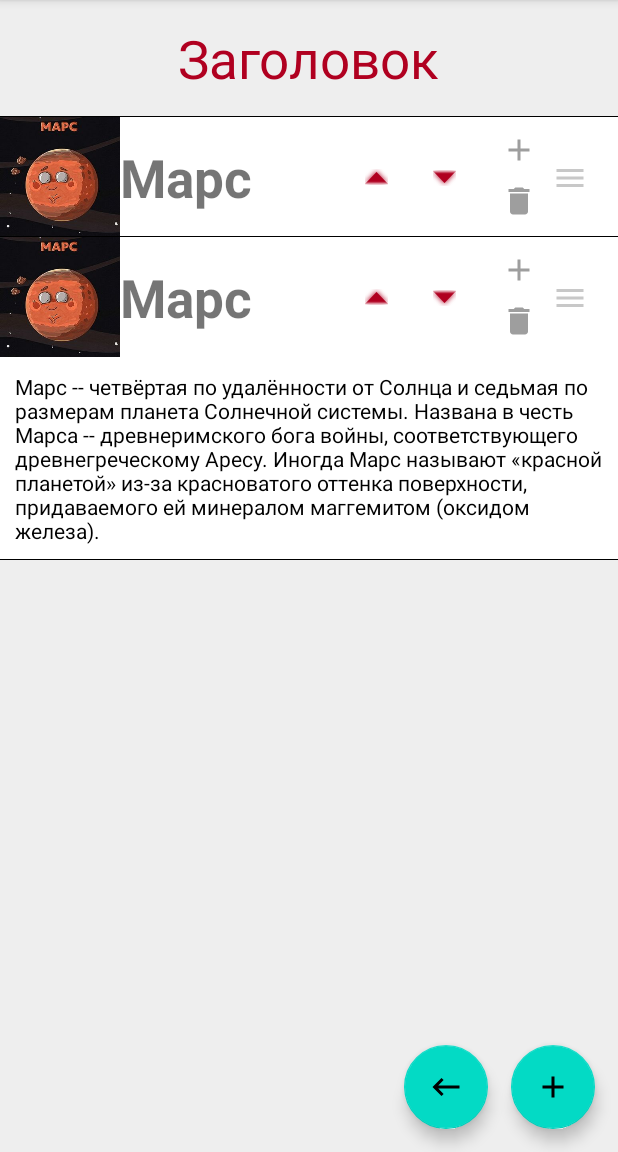
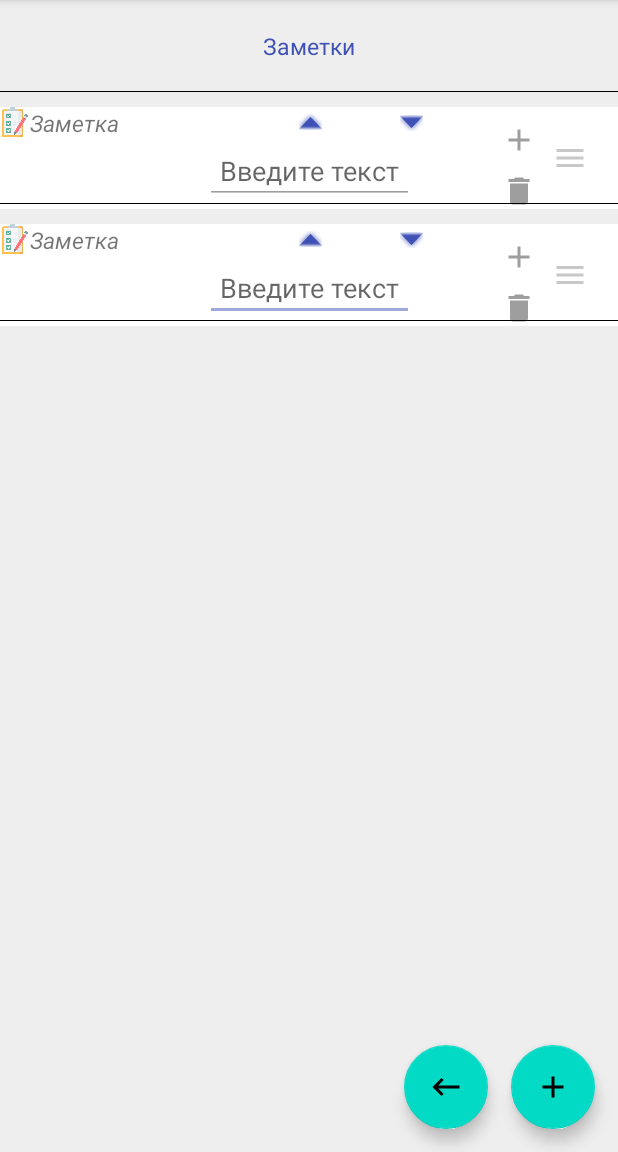
Before and after one commit to Tati1909/MaterialDesign, an Android app: the RecyclerActivity screen opened directly, with no data from a screen before it, after a tap on an icon or button, on a phone screen of 412 x 824 dp, the part 84-1236 px from its top. Run offline under Robolectric (Android 15) with nearby library versions, the phone set to English and light mode, and no system bars; 2 other taps on this screen came first.

Commit message:
Добавила экран с заметками. Их можно редактировать, перемещать и смахивать.

```diff
--- a/app/src/main/java/com/example/materialdesign/view/recycler/RecyclerActivity.kt
+++ b/app/src/main/java/com/example/materialdesign/view/recycler/RecyclerActivity.kt
@@ -23,23 +23,23 @@ class RecyclerActivity : AppCompatActivity() {
         binding = ActivityRecyclerBinding.inflate(layoutInflater)
         setContentView(binding.root)
 
-       // _binding = FragmentSettingsBinding.inflate(inflater, container, false)
+        //создали список из 2 элементов(заголовка и элемента Марс
+        val dataRecycler = arrayListOf(
+            Pair(DataRecycler(1, "Note", "Покормить кота!!!"), false)
+        )
 
-
-        //создали список из 2 элементов(заголовка и элемента Марс
-        val data = arrayListOf(
-            Pair(DataRecycler(1,"Mars", ""), false))
-
-        data.add(0, Pair(DataRecycler(0,"Header"), false))
+        dataRecycler.add(0, Pair(DataRecycler(0, "Header"), false))
 
         adapter = RecyclerActivityAdapter(
             object : RecyclerActivityAdapter.OnListItemClickListener {
                 override fun onItemClick(dataItemClick: DataRecycler) {
-                    Toast.makeText(this@RecyclerActivity, dataItemClick.someText,
-                        Toast.LENGTH_SHORT).show()
+                    Toast.makeText(
+                        this@RecyclerActivity, dataItemClick.someText,
+                        Toast.LENGTH_SHORT
+                    ).show()
                 }
             },
-            data,
+            dataRecycler,
             object : OnStartDragListener {
                 override fun onStartDrag(viewHolder: RecyclerView.ViewHolder) {
                     itemTouchHelper.startDrag(viewHolder)
@@ -48,7 +48,8 @@ class RecyclerActivity : AppCompatActivity() {
         )
 
         binding.recyclerView.adapter = adapter
-        binding.recyclerActivityFAB.setOnClickListener { adapter.appendItem() }
+        //
+        binding.recyclerActivityAddNoteFAB.setOnClickListener { adapter.appendItem() }
 
         //применятся для смахивания и перетаскивания элементов списка
         itemTouchHelper = ItemTouchHelper(ItemTouchHelperCallback(adapter))
@@ -70,21 +71,15 @@ class RecyclerActivity : AppCompatActivity() {
         return when (instanceNumber) {
             false -> listOf(
                 Pair(DataRecycler(0, "Header"), false),
-                Pair(DataRecycler(1, "Mars", ""), false),
-                Pair(DataRecycler(2, "Mars", ""), false),
-                Pair(DataRecycler(3, "Mars", ""), false),
-                Pair(DataRecycler(4, "Mars", ""), false),
-                Pair(DataRecycler(5, "Mars", ""), false),
-                Pair(DataRecycler(6, "Mars", ""), false)
+                Pair(DataRecycler(1, "Note", ""), false),
+                Pair(DataRecycler(2, "Note", ""), false),
+                Pair(DataRecycler(3, "Note", ""), false)
             )
             true -> listOf(
                 Pair(DataRecycler(0, "Header"), false),
-                Pair(DataRecycler(1, "Mars", ""), false),
-                Pair(DataRecycler(2, "Earth", "Earth"), false),
-                Pair(DataRecycler(3, "Mars", ""), false),
-                Pair(DataRecycler(4, "Neptune", ""), false),
-                Pair(DataRecycler(5, "Earth", "Earth"), false),
-                Pair(DataRecycler(6, "Mars", ""), false)
+                Pair(DataRecycler(1, "Note", "Покормить кота"), false),
+                Pair(DataRecycler(2, "Note", "Приготовить макарики"), false),
+                Pair(DataRecycler(3, "Note", "Сходить в магазин"), false)
             )
         }
     }
--- a/app/src/main/java/com/example/materialdesign/view/recycler/RecyclerActivityAdapter.kt
+++ b/app/src/main/java/com/example/materialdesign/view/recycler/RecyclerActivityAdapter.kt
@@ -6,6 +6,7 @@ import android.view.LayoutInflater
 import android.view.MotionEvent
 import android.view.View
 import android.view.ViewGroup
+import android.widget.EditText
 import android.widget.ImageView
 import android.widget.TextView
 import androidx.recyclerview.widget.DiffUtil
@@ -22,19 +23,14 @@ class RecyclerActivityAdapter(
 ) : RecyclerView.Adapter<BaseViewHolder>(), ItemTouchHelperAdapter {
 
     //viewType получаем из метода getItemViewType
-    //у нас 3 ViewHolder, но все они наследуются от BaseViewHolder
+    //у нас 2 ViewHolder, но все они наследуются от BaseViewHolder
     override fun onCreateViewHolder(parent: ViewGroup, viewType: Int): BaseViewHolder {
         val inflater = LayoutInflater.from(parent.context)
 
         return when (viewType) {
-            TYPE_EARTH -> EarthViewHolder(
+            TYPE_NOTE -> NoteViewHolder(
                 inflater.inflate(
-                    R.layout.activity_recycler_item_earth, parent, false
-                ) as View
-            )
-            TYPE_MARS -> MarsViewHolder(
-                inflater.inflate(
-                    R.layout.activity_recycler_item_mars, parent, false
+                    R.layout.activity_recycler_item_note, parent, false
                 ) as View
             )
             else -> HeaderViewHolder(
@@ -55,7 +51,7 @@ class RecyclerActivityAdapter(
         holder: BaseViewHolder,
         position: Int,
         //paylods - это та часть данных холдера, которая изменилась(например сообщение:
-        //автор,дата одинаковые, а сама часть сообщения изменилась)б\, т е содержит какие-то точечные изменения
+        //автор,дата одинаковые, а сама часть сообщения изменилась), т е содержит какие-то точечные изменения
         payloads: MutableList<Any>
     ) {
         if (payloads.isEmpty())
@@ -68,7 +64,7 @@ class RecyclerActivityAdapter(
             //если основной текст нового списка не совпадает с основным текстом старого,
             //то устанавливаем новый текст
             if (newData.first.someText != oldData.first.someText) {
-                holder.itemView.findViewById<TextView>(R.id.marsTextView).text =
+                holder.itemView.findViewById<TextView>(R.id.noteSomeTextView).text =
                     newData.first.someText
             }
         }
@@ -86,10 +82,10 @@ class RecyclerActivityAdapter(
             //1 элемент - это наш заголовок
             position == 0 -> TYPE_HEADER
 
-            //если описания нет или оно пустое, значит, элемент относится к типу «Марс»
-            dataRecycler[position].first.someDescription.isNullOrBlank() -> TYPE_MARS
+            //если описания нет или оно пустое, значит, элемент относится к типу «Note»
+            dataRecycler[position].first.someDescription.isNullOrBlank() -> TYPE_NOTE
 
-            else -> TYPE_EARTH
+            else -> TYPE_NOTE
         }
     }
 
@@ -122,7 +118,7 @@ class RecyclerActivityAdapter(
     }
 
     //метод генерации нового элемента
-    private fun generateItem() = Pair(DataRecycler(1, "Mars", ""), false)
+    private fun generateItem() = Pair(DataRecycler(1, "Note", ""), false)
 
     //DiffUtilCallback помогает нам понять изменились наши данные в списке или нет
 
@@ -167,24 +163,12 @@ class RecyclerActivityAdapter(
         }
     }
 
-    inner class EarthViewHolder(view: View) : BaseViewHolder(view) {
-        override fun bind(dataItem: Pair<DataRecycler, Boolean>) {
-            if (layoutPosition != RecyclerView.NO_POSITION) {
-                itemView.findViewById<TextView>(R.id.descriptionTextView).text =
-                    dataItem.first.someDescription
-                itemView.findViewById<ImageView>(R.id.wikiImageView).setOnClickListener {
-                    onListItemClickListener.onItemClick(dataItem.first)
-                }
-            }
-        }
-    }
-
-    inner class MarsViewHolder(view: View) : BaseViewHolder(view), ItemTouchHelperViewHolder {
+    inner class NoteViewHolder(view: View) : BaseViewHolder(view), ItemTouchHelperViewHolder {
 
         @SuppressLint("ClickableViewAccessibility")
         override fun bind(dataItem: Pair<DataRecycler, Boolean>) {
 
-            itemView.findViewById<ImageView>(R.id.marsImageView).setOnClickListener {
+            itemView.findViewById<ImageView>(R.id.noteImageView).setOnClickListener {
                 onListItemClickListener.onItemClick(dataItem.first)
             }
             itemView.findViewById<ImageView>(R.id.addItemImageView).setOnClickListener { addItem() }
@@ -192,11 +176,14 @@ class RecyclerActivityAdapter(
                 .setOnClickListener { removeItem() }
             itemView.findViewById<ImageView>(R.id.moveItemDown).setOnClickListener { moveDown() }
             itemView.findViewById<ImageView>(R.id.moveItemUp).setOnClickListener { moveUp() }
-            itemView.findViewById<TextView>(R.id.marsDescriptionTextView).visibility =
-                if (dataItem.second) View.VISIBLE else View.GONE
+            //itemView.findViewById<TextView>(R.id.noteDescriptionTextView).visibility =
+            //  if (dataItem.second) View.VISIBLE else View.GONE
+            itemView.findViewById<EditText>(R.id.noteDescriptionTextView)
+                .setOnClickListener { toggleText() }
             //По нажатию на основной текст (MARS) мы изменяем данные в элементе массива и обновляем конкретный
             //элемент через метод toggleText, который пересоздаёт этот элемент, вызывая метод bind.
-            itemView.findViewById<TextView>(R.id.marsTextView).setOnClickListener { toggleText() }
+            itemView.findViewById<TextView>(R.id.noteSomeTextView)
+                .setOnClickListener { toggleText() }
             //наш бургер, за который мы перетаскиваем элемент
             itemView.findViewById<ImageView>(R.id.dragHandleImageView)
                 .setOnTouchListener { _, event ->
@@ -249,10 +236,8 @@ class RecyclerActivityAdapter(
             }
         }
 
-        //По нажатию на основной текст МАРС мы изменяем данные в элементе массива и обновляем конкретный
+        //По нажатию на основной текст ЗАМЕТКА мы изменяем данные в элементе массива и обновляем конкретный
         //элемент через метод notifyItemChanged(), который пересоздаёт этот элемент, вызывая метод bind
-        //В процессе обновления или первичной загрузки устанавливаем видимость дополнительного
-        //текста в зависимости от параметра, который лежит в Pair.
         private fun toggleText() {
             dataRecycler[layoutPosition] = dataRecycler[layoutPosition].let {
                 it.first to !it.second
@@ -275,8 +260,6 @@ class RecyclerActivityAdapter(
         override fun bind(dataItem: Pair<DataRecycler, Boolean>) {
             itemView.setOnClickListener {
                 onListItemClickListener.onItemClick(dataItem.first)
-                //data[1] = Pair(Data("Jupiter", ""), false)
-                // notifyItemChanged(1, Pair(Data("", ""), false))
             }
         }
     }
@@ -290,15 +273,14 @@ class RecyclerActivityAdapter(
 
     //константы для разных типов элементов в списке
     companion object {
-        private const val TYPE_EARTH = 0
-        private const val TYPE_MARS = 1
-        private const val TYPE_HEADER = 2
+        private const val TYPE_NOTE = 0
+        private const val TYPE_HEADER = 1
     }
 }
 
 data class DataRecycler(
     val id: Int = 0,
-    //основной текст холдера(Марс, Юпитер, Земля)
+    //основной текст холдера(Заметка)
     val someText: String = "Text",
     val someDescription: String? = "Description"
 )
--- a/app/src/main/res/layout/activity_recycler.xml
+++ b/app/src/main/res/layout/activity_recycler.xml
@@ -16,7 +16,7 @@
         app:layout_constraintTop_toTopOf="parent" />
 
     <com.google.android.material.floatingactionbutton.FloatingActionButton
-        android:id="@+id/recyclerActivityFAB"
+        android:id="@+id/recyclerActivityAddNoteFAB"
         android:layout_width="wrap_content"
         android:layout_height="wrap_content"
         android:layout_margin="15dp"
@@ -31,5 +31,5 @@
         android:layout_margin="15dp"
         android:src="@drawable/ic_back_fab"
         app:layout_constraintBottom_toBottomOf="parent"
-        app:layout_constraintEnd_toStartOf="@+id/recyclerActivityFAB" />
+        app:layout_constraintEnd_toStartOf="@+id/recyclerActivityAddNoteFAB" />
 </androidx.constraintlayout.widget.ConstraintLayout>
--- a/app/src/main/res/layout/activity_recycler_item_header.xml
+++ b/app/src/main/res/layout/activity_recycler_item_header.xml
@@ -8,10 +8,10 @@
         android:id="@+id/header"
         android:layout_width="wrap_content"
         android:layout_height="wrap_content"
-        android:padding="15dp"
-        android:text="Заголовок"
-        android:textColor="@color/design_default_color_error"
-        android:textSize="35sp"
+        android:padding="@dimen/margin_small_XX"
+        android:text="@string/notes"
+        android:textColor="@color/colorAccent"
+        android:textSize="@dimen/text_size_small_XX"
         app:layout_constraintEnd_toEndOf="parent"
         app:layout_constraintStart_toStartOf="parent"
         app:layout_constraintTop_toTopOf="parent" />
--- a/app/src/main/res/layout/activity_recycler_item_mars.xml
+++ b/app/src/main/res/layout/activity_recycler_item_note.xml
@@ -5,38 +5,39 @@
     android:id="@+id/itemContainer"
     android:background="@android:color/white"
     android:layout_width="match_parent"
-    android:layout_height="wrap_content">
+    android:layout_height="wrap_content"
+    android:layout_marginTop="@dimen/margin_small">
 
     <androidx.appcompat.widget.AppCompatImageView
-        android:id="@+id/marsImageView"
-        android:layout_width="@dimen/image_item_recycler_mars"
-        android:layout_height="@dimen/image_item_recycler_mars"
+        android:id="@+id/noteImageView"
+        android:layout_width="@dimen/margin_small_XX"
+        android:layout_height="@dimen/margin_small_XX"
         app:layout_constraintStart_toStartOf="parent"
         app:layout_constraintTop_toTopOf="parent"
-        app:srcCompat="@drawable/mars" />
+        app:srcCompat="@drawable/ic_checklist" />
 
     <androidx.appcompat.widget.AppCompatTextView
-        android:id="@+id/marsTextView"
+        android:id="@+id/noteSomeTextView"
         android:layout_width="wrap_content"
         android:layout_height="wrap_content"
-        android:text="Марс"
-        android:textSize="@dimen/text_size_item_title"
-        android:textStyle="bold"
-        app:layout_constraintBottom_toBottomOf="@+id/marsImageView"
-        app:layout_constraintStart_toEndOf="@+id/marsImageView"
-        app:layout_constraintTop_toTopOf="@+id/marsImageView" />
+        android:text="Заметка"
+        android:textSize="@dimen/text_size_small_XX"
+        android:textStyle="italic"
+        app:layout_constraintBottom_toBottomOf="@+id/noteImageView"
+        app:layout_constraintStart_toEndOf="@+id/noteImageView"
+        app:layout_constraintTop_toTopOf="@+id/noteImageView" />
 
-    <androidx.appcompat.widget.AppCompatTextView
-        android:id="@+id/marsDescriptionTextView"
+    <androidx.appcompat.widget.AppCompatEditText
+        android:id="@+id/noteDescriptionTextView"
         android:layout_width="wrap_content"
         android:layout_height="wrap_content"
         android:padding="@dimen/margin_small"
-        android:text="@string/mars_description"
+        android:hint="@string/write_a_description"
         android:textColor="@color/color_view_line"
-        android:visibility="gone"
+        android:visibility="visible"
         app:layout_constraintEnd_toEndOf="parent"
         app:layout_constraintStart_toStartOf="parent"
-        app:layout_constraintTop_toBottomOf="@+id/marsImageView"
+        app:layout_constraintTop_toBottomOf="@+id/noteImageView"
         tools:visibility="visible" />
 
     <androidx.appcompat.widget.AppCompatImageView
@@ -44,11 +45,11 @@
         android:layout_width="wrap_content"
         android:layout_height="wrap_content"
         android:layout_margin="@dimen/margin_small"
-        android:tint="@color/design_default_color_error"
-        app:layout_constraintBottom_toBottomOf="@+id/marsTextView"
+        android:tint="@color/colorAccent"
+        app:layout_constraintBottom_toBottomOf="@+id/noteSomeTextView"
         app:layout_constraintEnd_toStartOf="@+id/addItemImageView"
-        app:layout_constraintStart_toEndOf="@+id/marsTextView"
-        app:layout_constraintTop_toTopOf="@+id/marsTextView"
+        app:layout_constraintStart_toEndOf="@+id/noteSomeTextView"
+        app:layout_constraintTop_toTopOf="@+id/noteSomeTextView"
         app:srcCompat="@android:drawable/arrow_up_float" />
 
     <androidx.appcompat.widget.AppCompatImageView
@@ -56,11 +57,11 @@
         android:layout_width="wrap_content"
         android:layout_height="wrap_content"
         android:layout_margin="@dimen/margin_small"
-        android:tint="@color/design_default_color_error"
-        app:layout_constraintBottom_toBottomOf="@+id/marsTextView"
+        android:tint="@color/colorAccent"
+        app:layout_constraintBottom_toBottomOf="@+id/noteSomeTextView"
         app:layout_constraintEnd_toStartOf="@+id/addItemImageView"
         app:layout_constraintStart_toEndOf="@+id/moveItemUp"
-        app:layout_constraintTop_toTopOf="@+id/marsTextView"
+        app:layout_constraintTop_toTopOf="@+id/noteSomeTextView"
         app:srcCompat="@android:drawable/arrow_down_float" />
 
     <androidx.appcompat.widget.AppCompatImageView
@@ -88,15 +89,15 @@
         android:layout_height="wrap_content"
         android:layout_margin="@dimen/margin_small_XX"
         android:tint="@color/cardview_shadow_start_color"
-        app:layout_constraintBottom_toBottomOf="@+id/marsTextView"
+        app:layout_constraintBottom_toBottomOf="parent"
         app:layout_constraintEnd_toEndOf="parent"
-        app:layout_constraintTop_toTopOf="@+id/marsTextView"
+        app:layout_constraintTop_toTopOf="@+id/noteSomeTextView"
         app:srcCompat="@drawable/ic_hamburger_menu_bottom_bar" />
 
     <View
         android:layout_width="match_parent"
         android:layout_height="1px"
         android:background="@color/color_view_line"
-        app:layout_constraintBottom_toBottomOf="@+id/marsDescriptionTextView"
+        app:layout_constraintBottom_toBottomOf="@+id/noteDescriptionTextView"
         app:layout_constraintStart_toStartOf="parent" />
 </androidx.constraintlayout.widget.ConstraintLayout>
--- a/app/src/main/res/values/dimens.xml
+++ b/app/src/main/res/values/dimens.xml
@@ -3,10 +3,10 @@
     <dimen name="margin_small">10dp</dimen>
     <dimen name="margin_small_XX">20dp</dimen>
     <dimen name="margin_average">50dp</dimen>
-    <dimen name="image_item_recycler_mars">80dp</dimen>
     <dimen name="image_item_recycler">120dp</dimen>
     <dimen name="margin_bottom_sheet">200dp</dimen>
     <dimen name="town_header_height">500dp</dimen>
+    <dimen name="text_size_small_XXX">10sp</dimen>
     <dimen name="text_size_planets">15sp</dimen>
     <dimen name="text_size_animations_button">15sp</dimen>
     <dimen name="text_size_small_XX">15sp</dimen>
--- a/app/src/main/res/values/strings.xml
+++ b/app/src/main/res/values/strings.xml
@@ -33,5 +33,7 @@
     <string name="animations_fab">Animations FAB</string>
     <string name="animations_bonus">Animations Bonus</string>
     <string name="recycler">RecyclerView</string>
-    <string name="mars_description">Марс -- четвёртая по удалённости от Солнца и седьмая по размерам планета Солнечной системы. Названа в честь Марса -- древнеримского бога войны, соответствующего древнегреческому Аресу. Иногда Марс называют «красной планетой» из-за красноватого оттенка поверхности, придаваемого ей минералом маггемитом (оксидом железа).</string>
+    <string name="notes">Заметки</string>
+    <string name="note_description">Покормить кота!!</string>
+    <string name="write_a_description">Введите текст</string>
 </resources>
```
Also changed, not shown: app/src/main/res/layout/activity_recycler_item_earth.xml (deleted, +0 -55 lines), app/src/main/res/drawable/ic_checklist.png (added).
